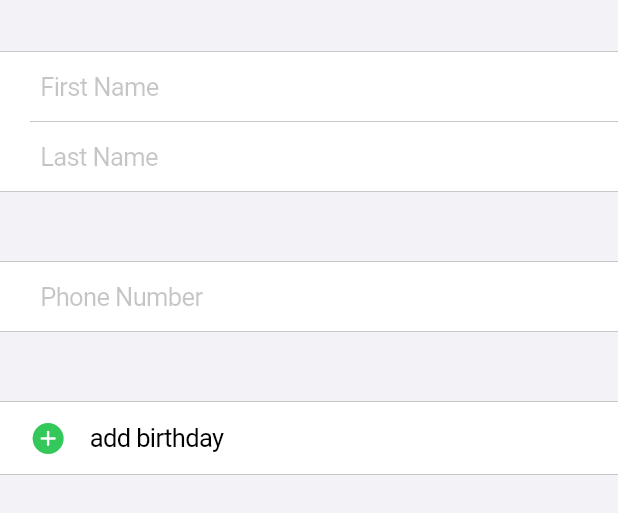
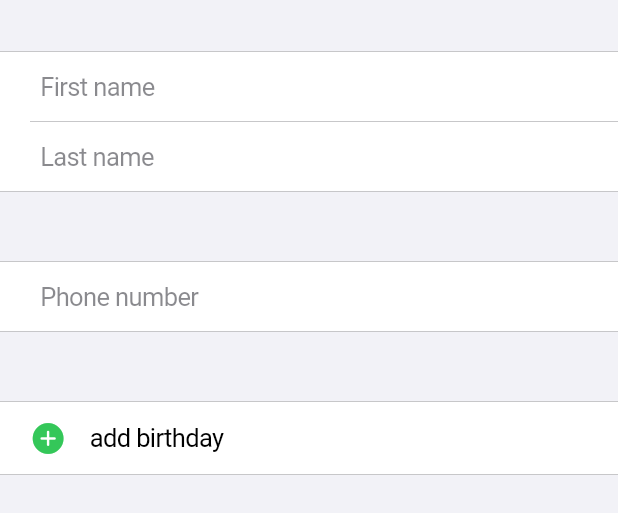
Before and after one commit to iselo/doctor-planner, a Flutter app: the AddPatientSheet screen opened directly, on a phone screen of 412 x 824 dp, the part 48-561 px from its top. Run offline on Flutter 3.47's test engine with Material 3 defaults, Android fonts, the phone set to English and light mode, and no system bars; our stand-ins replace drift, flutter_riverpod; missing offline and left inert: dart:js_interop; accounts and stored records are empty; generated files the repository leaves out were written again.

Commit message:
Change text placeholder style color

```diff
--- a/lib/patients/add_patient_sheet.dart
+++ b/lib/patients/add_patient_sheet.dart
@@ -66,15 +66,15 @@ class _AddPatientSheetState extends ConsumerState<AddPatientSheet> {
             CupertinoFormSection(
               children: [
                 // const SizedBox(height: 20),
-                _newCupertinoFormRow("First Name", _firstNameController),
-                _newCupertinoFormRow("Last Name", _lastNameController),
+                _newCupertinoFormRow("First name", _firstNameController),
+                _newCupertinoFormRow("Last name", _lastNameController),
               ],
             ),
             const SizedBox(height: sectionSpacing),
             CupertinoFormSection(
               children: [
                 _newCupertinoFormRow(
-                  "Phone Number",
+                  "Phone number",
                   _phoneController,
                   keyboardType: TextInputType.phone,
                 ),
@@ -121,6 +121,7 @@ class _AddPatientSheetState extends ConsumerState<AddPatientSheet> {
       child: CupertinoTextField(
         controller: controller,
         placeholder: placeholder,
+        placeholderStyle: TextStyle(color: CupertinoColors.secondaryLabel),
         keyboardType: keyboardType,
         clearButtonMode: OverlayVisibilityMode.editing,
         decoration: const BoxDecoration(),
```
